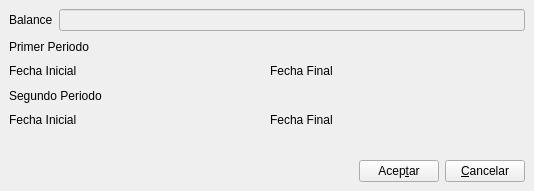
eboladev/Bulmages-1, file bulmages/bulmacont/src/contabilidad/canualesprintbase.ui: the form before one commit.
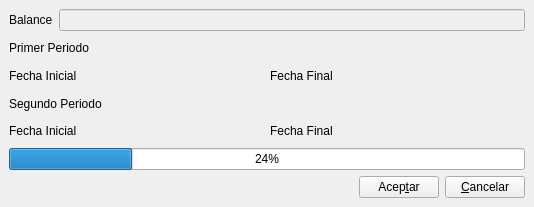
The form after the commit. Icons and pictures are not drawn. Custom widgets are drawn as their Qt base class.

```diff
--- a/bulmages/bulmacont/src/contabilidad/canualesprintbase.ui
+++ b/bulmages/bulmacont/src/contabilidad/canualesprintbase.ui
@@ -9,7 +9,7 @@
     <x>0</x>
     <y>0</y>
     <width>534</width>
-    <height>191</height>
+    <height>207</height>
    </rect>
   </property>
   <property name="windowTitle" >
@@ -124,7 +124,14 @@
     </layout>
    </item>
    <item>
-    <widget class="Q3ProgressBar" name="progreso" />
+    <widget class="QProgressBar" name="progressBar" >
+     <property name="value" >
+      <number>24</number>
+     </property>
+     <property name="orientation" >
+      <enum>Qt::Horizontal</enum>
+     </property>
+    </widget>
    </item>
    <item>
     <layout class="QHBoxLayout" >
@@ -179,13 +186,6 @@
  <customwidgets>
   <customwidget>
    <class>BusquedaFecha</class>
-   <extends></extends>
-   <header>../../../bulmalib/busquedafecha.h</header>
-   <container>0</container>
-   <pixmap></pixmap>
-  </customwidget>
-  <customwidget>
-   <class>Q3ProgressBar</class>
    <extends>QWidget</extends>
    <header>q3progressbar.h</header>
    <container>1</container>
```
Left out of the diff: 14 changed lines with no effect on the pictures.
